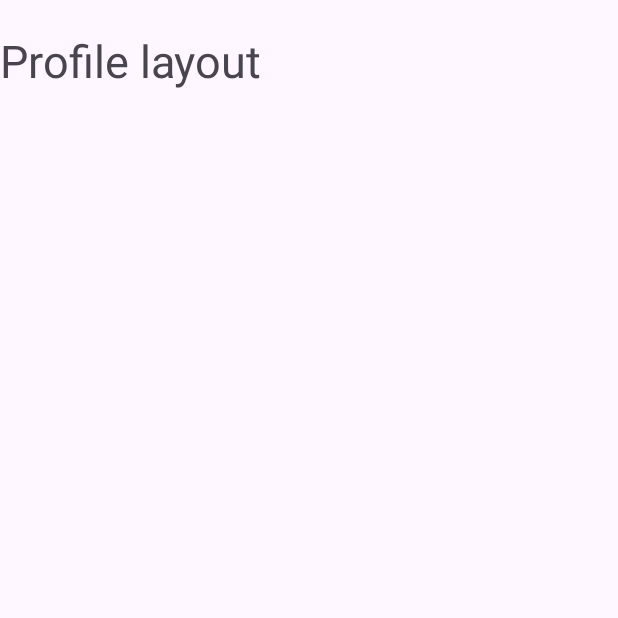
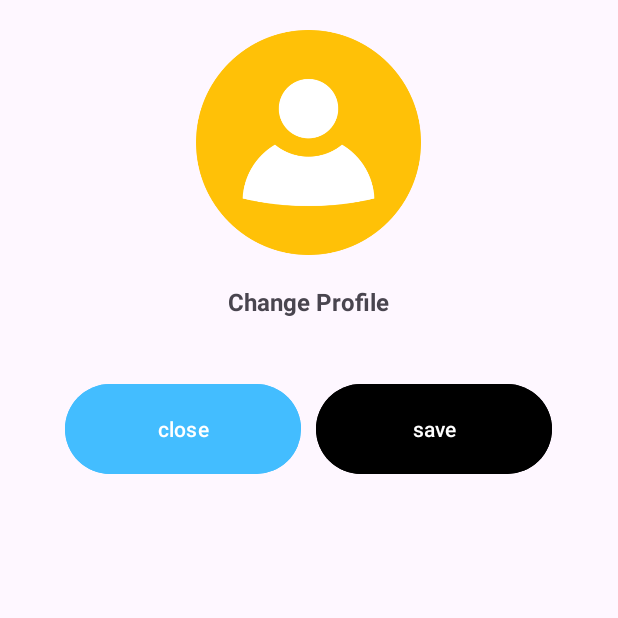
Before and after one commit to ChakraHs/Tasks-Management-Mobile-App-JAVA-ME, an Android app: the ProfileActivity screen opened directly, with no data from a screen before it, on a phone screen of 412 x 824 dp, the top half of it. Run offline under Robolectric (Android 15) with nearby library versions, the phone set to English and light mode, and no system bars.

Commit message:
add profile page

```diff
--- a/app/src/main/AndroidManifest.xml
+++ b/app/src/main/AndroidManifest.xml
@@ -12,6 +12,9 @@
         android:supportsRtl="true"
         android:theme="@style/Theme.MyTask"
         tools:targetApi="31">
+        <activity
+            android:name=".UploadProfilePicActivity"
+            android:exported="false" />
         <activity
             android:name=".ProfileActivity"
             android:exported="false" />
--- a/app/src/main/java/com/example/mytask/ProfileActivity.java
+++ b/app/src/main/java/com/example/mytask/ProfileActivity.java
@@ -2,13 +2,33 @@ package com.example.mytask;
 
 import androidx.appcompat.app.AppCompatActivity;
 
+import android.content.Intent;
 import android.os.Bundle;
+import android.view.View;
+import android.widget.ImageView;
 
 public class ProfileActivity extends AppCompatActivity {
+
+
+    //Set on click listner on image view to open uploadprofilrpicactivity
+    ImageView imageView;
 
     @Override
     protected void onCreate(Bundle savedInstanceState) {
         super.onCreate(savedInstanceState);
         setContentView(R.layout.activity_profile);
+
+        imageView = findViewById(R.id.profile_image);
+
+        imageView.setOnClickListener(new View.OnClickListener() {
+            @Override
+            public void onClick(View v) {
+                Intent intent = new Intent(ProfileActivity.this,UploadProfilePicActivity.class);
+                startActivity(intent);
+                finish();
+            }
+        });
+
+
     }
 }
--- /dev/null
+++ b/app/src/main/java/com/example/mytask/UploadProfilePicActivity.java
@@ -0,0 +1,14 @@
+package com.example.mytask;
+
+import androidx.appcompat.app.AppCompatActivity;
+
+import android.os.Bundle;
+
+public class UploadProfilePicActivity extends AppCompatActivity {
+
+    @Override
+    protected void onCreate(Bundle savedInstanceState) {
+        super.onCreate(savedInstanceState);
+        setContentView(R.layout.activity_upload_profile_pic);
+    }
+}
--- a/app/src/main/res/layout/activity_profile.xml
+++ b/app/src/main/res/layout/activity_profile.xml
@@ -1,17 +1,60 @@
 <?xml version="1.0" encoding="utf-8"?>
-<LinearLayout xmlns:android="http://schemas.android.com/apk/res/android"
+<RelativeLayout xmlns:android="http://schemas.android.com/apk/res/android"
     xmlns:app="http://schemas.android.com/apk/res-auto"
     xmlns:tools="http://schemas.android.com/tools"
     android:layout_width="match_parent"
     android:layout_height="match_parent"
     tools:context=".ProfileActivity">
 
+    <ImageView
+        android:id="@+id/profile_image"
+        android:layout_width="150dp"
+        android:layout_height="150dp"
+        android:layout_centerHorizontal="true"
+        android:layout_marginTop="20dp"
+        android:src="@drawable/user"
+        app:civ_border_color="@color/primary"
+        app:civ_border_width="2dp"
+        >
+
+    </ImageView>
     <TextView
-        android:layout_width="match_parent"
+        android:id="@+id/chang_profile_btn"
+        android:layout_below="@+id/profile_image"
+        android:text="Change Profile"
+        android:layout_centerHorizontal="true"
+        android:textSize="16sp"
+        android:textStyle="bold"
+        android:layout_width="wrap_content"
         android:layout_height="wrap_content"
-        android:text="Profile layout"
-        android:textSize="30sp"
-        android:layout_marginTop="20dp"
+        android:layout_marginVertical="20dp"
+
         />
 
-</LinearLayout>
+    <LinearLayout
+        android:layout_width="wrap_content"
+        android:layout_height="wrap_content"
+        android:layout_below="@+id/chang_profile_btn"
+        android:layout_centerHorizontal="true"
+        >
+
+        <Button
+            android:id="@+id/btn_close_image"
+            android:layout_width="157dp"
+            android:layout_height="68dp"
+            android:layout_marginTop="20dp"
+            android:backgroundTint="@color/primary"
+            android:text="close"
+            android:layout_marginEnd="10dp"
+            />
+
+        <Button
+            android:id="@+id/btn_save_image"
+            android:layout_width="157dp"
+            android:layout_height="68dp"
+            android:layout_marginTop="20dp"
+            android:backgroundTint="@color/black"
+            android:text="save" />
+    </LinearLayout>
+
+</RelativeLayout>
--- /dev/null
+++ b/app/src/main/res/layout/activity_upload_profile_pic.xml
@@ -0,0 +1,9 @@
+<?xml version="1.0" encoding="utf-8"?>
+<androidx.constraintlayout.widget.ConstraintLayout xmlns:android="http://schemas.android.com/apk/res/android"
+    xmlns:app="http://schemas.android.com/apk/res-auto"
+    xmlns:tools="http://schemas.android.com/tools"
+    android:layout_width="match_parent"
+    android:layout_height="match_parent"
+    tools:context=".UploadProfilePicActivity">
+
+</androidx.constraintlayout.widget.ConstraintLayout>
```
Also changed, not shown: app/src/main/res/drawable/user.png (added).
